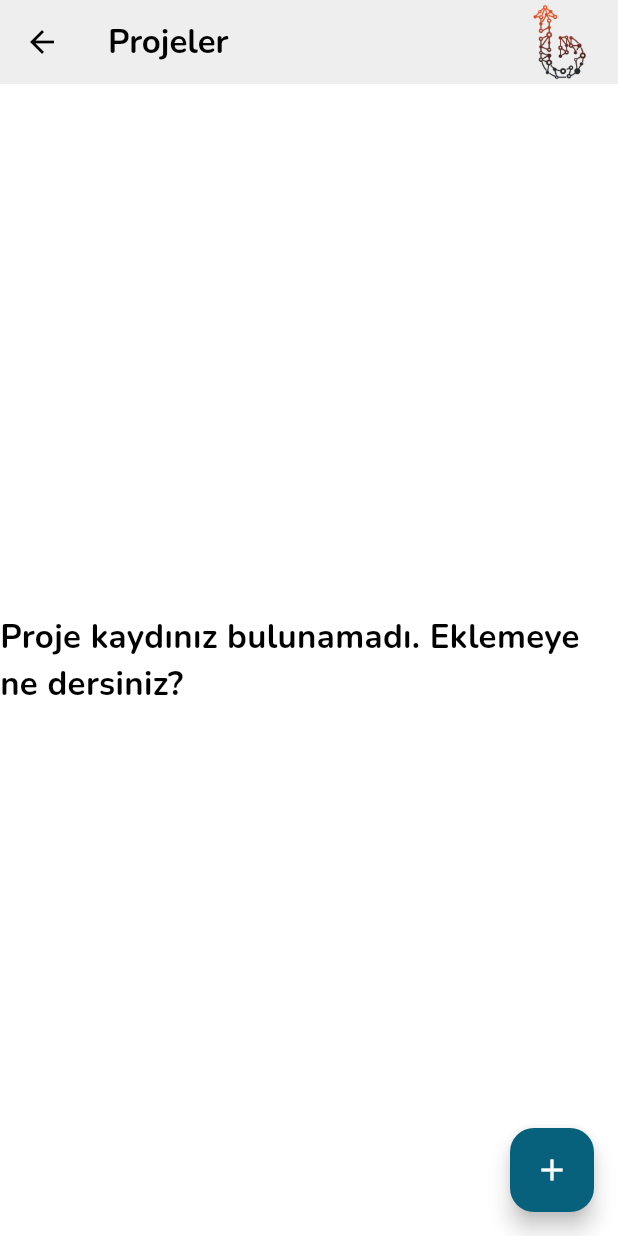
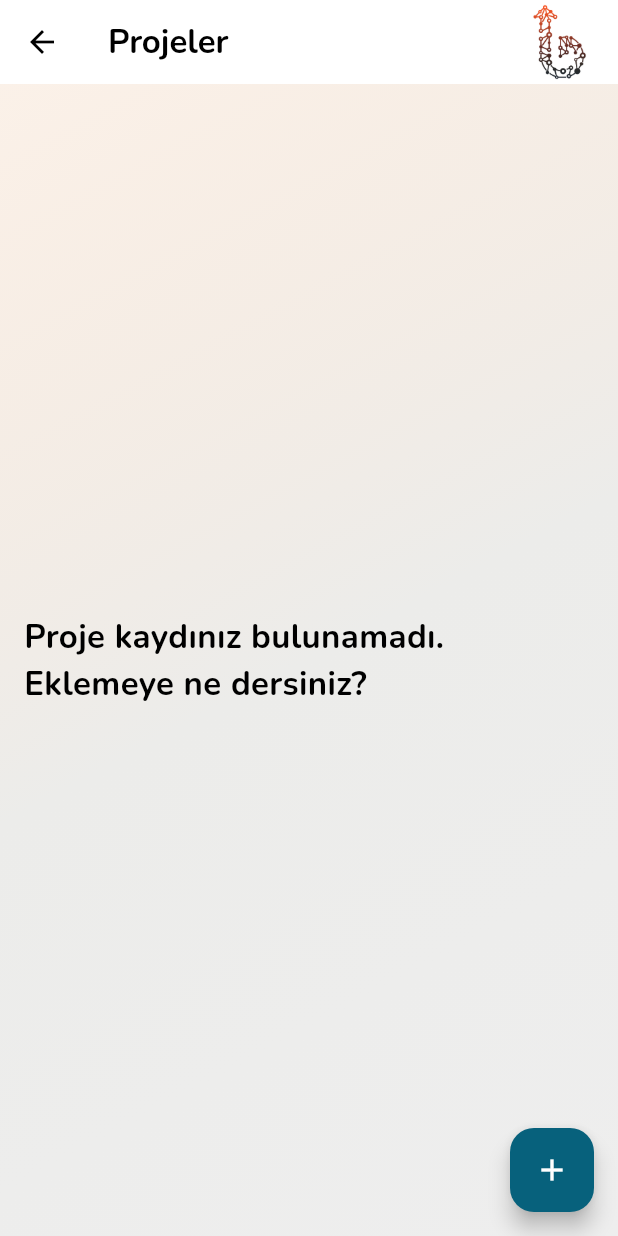
Before and after one commit to MrBigBearrTR/guide_up, a Flutter app: the UserProjectPage screen opened by its route, on a phone screen of 412 x 824 dp. Run offline on Flutter 3.47's test engine with Material 2 defaults, Android fonts, the phone set to English and light mode, and no system bars; our stand-ins replace carousel_slider, cloud_firestore, curved_navigation_bar, firebase_auth, firebase_core, firebase_storage and 7 more; accounts and stored records are empty; network calls fail.

Commit message:
user_abilities_page.dart ve user_projects.dart dosyalarında düzenleme yapıldı.

```diff
--- a/lib/pages/profile/my_profile/abilities_page/user_abilities_page.dart
+++ b/lib/pages/profile/my_profile/abilities_page/user_abilities_page.dart
@@ -123,7 +123,7 @@ class _UserAbilitiesPageState extends State<UserAbilitiesPage> {
         ],
       ),
       body: Container(
-    decoration: CustomMaterial.backgroundBoxDecoration ,
+    decoration: CustomMaterial.backgroundBoxDecoration,
     padding: const EdgeInsets.all(16.0),
     child:  Column(
         children: [
--- a/lib/pages/profile/my_profile/projects_page/user_projects.dart
+++ b/lib/pages/profile/my_profile/projects_page/user_projects.dart
@@ -5,6 +5,7 @@ import 'package:guide_up/repository/user/user_project/user_project_repository.da
 
 import '../../../../core/constant/color_constants.dart';
 import '../../../../core/models/users/user_project/user_project_model.dart';
+import '../../../../ui/material/custom_material.dart';
 
 class UserProjectPage extends StatefulWidget {
   const UserProjectPage({Key? key}) : super(key: key);
@@ -195,7 +196,6 @@ class _UserProjectPageState extends State<UserProjectPage> {
             fontWeight: FontWeight.bold,
           ),
         ),
-        backgroundColor: ColorConstants.theme2White, // AppBar arka plan rengi
         actions: [
           Padding(
             padding: const EdgeInsets.only(right: 8.0),
@@ -207,7 +207,10 @@ class _UserProjectPageState extends State<UserProjectPage> {
           ),
         ],
       ),
-      body: Column(
+      body: Container(
+        decoration: CustomMaterial.backgroundBoxDecoration,
+        padding: const EdgeInsets.all(16.0),
+        child:  Column(
         children: [
           Expanded(
             child: FutureBuilder<List<UserProject>>(
@@ -269,13 +272,15 @@ class _UserProjectPageState extends State<UserProjectPage> {
           ),
         ],
       ),
-      floatingActionButton: FloatingActionButton(
-        backgroundColor: ColorConstants.theme1DarkBlue, // Buton kutusu arka plan rengi
-        onPressed: showAddProjectPopup,
-        child: const Icon(Icons.add,
-          color: ColorConstants.itemWhite,
+    ),
+        floatingActionButton: FloatingActionButton(
+          backgroundColor: ColorConstants.theme1DarkBlue, // Buton kutusu arka plan rengi
+          onPressed: showAddProjectPopup,
+          child: const Icon(
+            Icons.add,
+            color: ColorConstants.itemWhite,
+          ),
         ),
-      ),
     );
   }
 }
```
